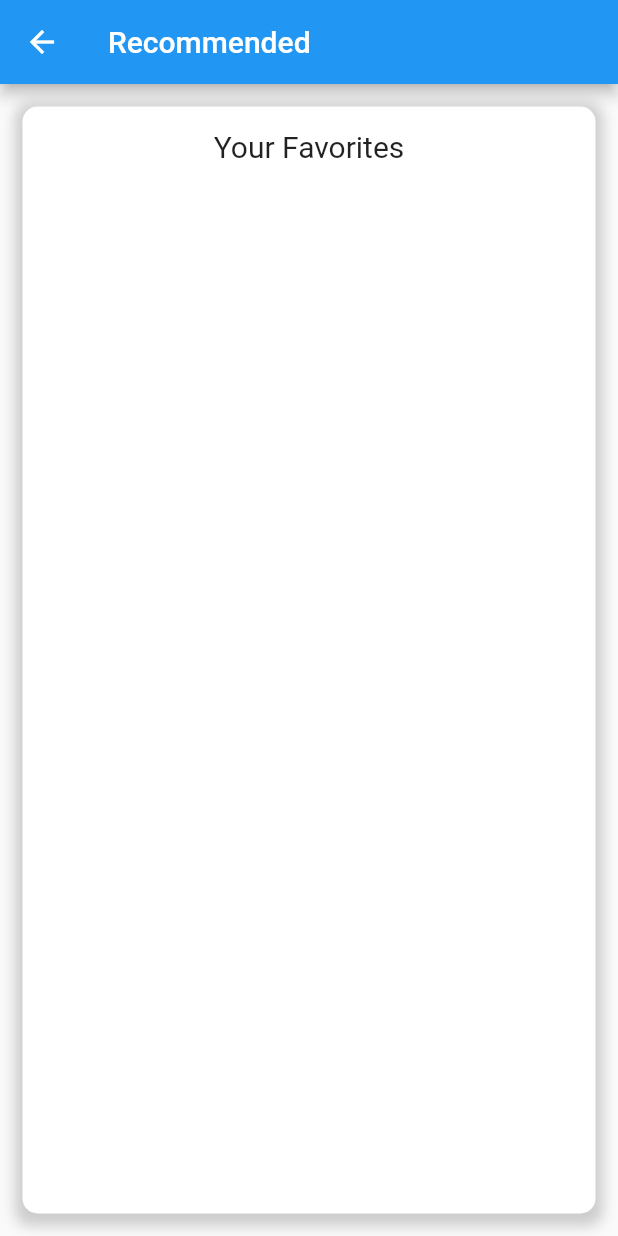
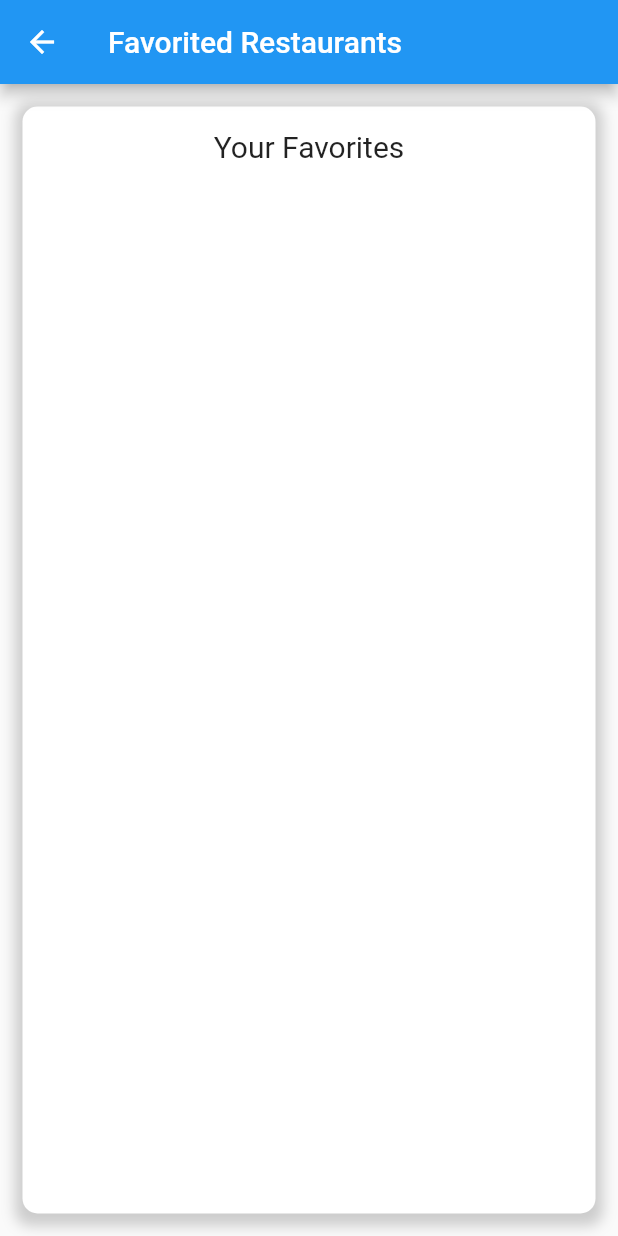
Before and after one commit to msantiago9/gsu-eats, a Flutter app: the Recommended screen opened directly, on a phone screen of 412 x 824 dp. Run offline on Flutter 3.47's test engine with Material 2 defaults, Android fonts, the phone set to English and light mode, and no system bars; our stand-ins replace carousel_slider, cloud_firestore, firebase_auth, firebase_core, flutter_map, flutter_rating_bar and 1 more; accounts and stored records are empty.

Commit message:
updating favorites

```diff
--- a/lib/screens/recommended.dart
+++ b/lib/screens/recommended.dart
@@ -44,7 +44,7 @@ class _RecommendedState extends State<Recommended> {
   Widget build(BuildContext context) {
     return Scaffold(
       appBar: AppBar(
-        title: const Text("Recommended"),
+        title: const Text("Favorited Restaurants"),
       ),
       body: Container(
         margin: const EdgeInsets.all(15),
```
